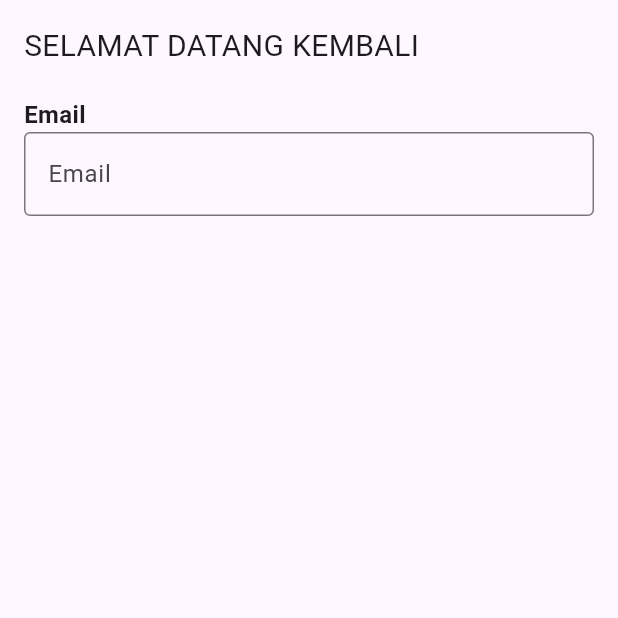
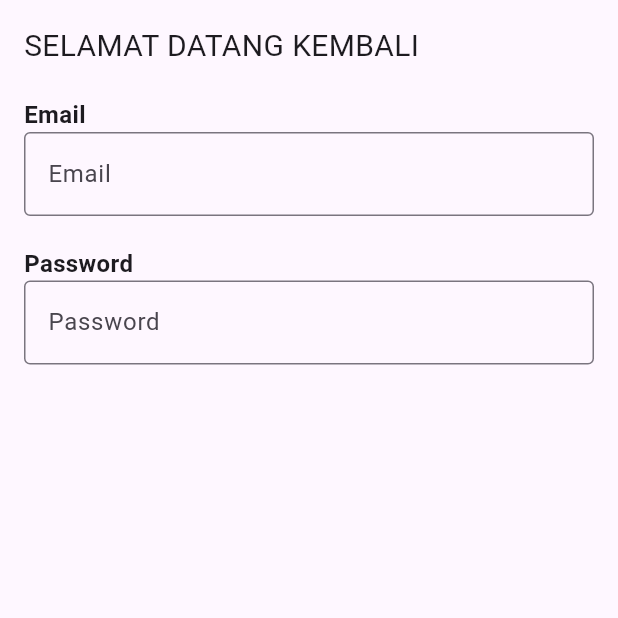
Before and after one commit to NilaAyu1611/20220140138_UCP1Flutter, a Flutter app: the screen it shows after launch, on a phone screen of 412 x 824 dp, the top half of it. Run offline on Flutter 3.47's test engine with Material 3 defaults, Android fonts, the phone set to English and light mode, and no system bars.

Commit message:
buat fom login (password) + validasi

```diff
--- a/lib/presentation/login_page.dart
+++ b/lib/presentation/login_page.dart
@@ -44,6 +44,21 @@ class _LoginPageState extends State<LoginPage> {
                   return null;
                 },
               ),
+              const SizedBox(height: 20),
+              const Text('Password', style: TextStyle(fontSize: 16, fontWeight: FontWeight.bold,)),
+              TextFormField(
+                controller: passwordController,
+                decoration: const InputDecoration(labelText: 'Password',
+                border: const OutlineInputBorder()
+                ),
+                validator: (value) {
+                  if (value == null || value.isEmpty){
+                    return 'Password tidak boleh kosong';
+                  }
+                  return null;
+                },
+              ),
+
 
             ],
           ), )),
```
